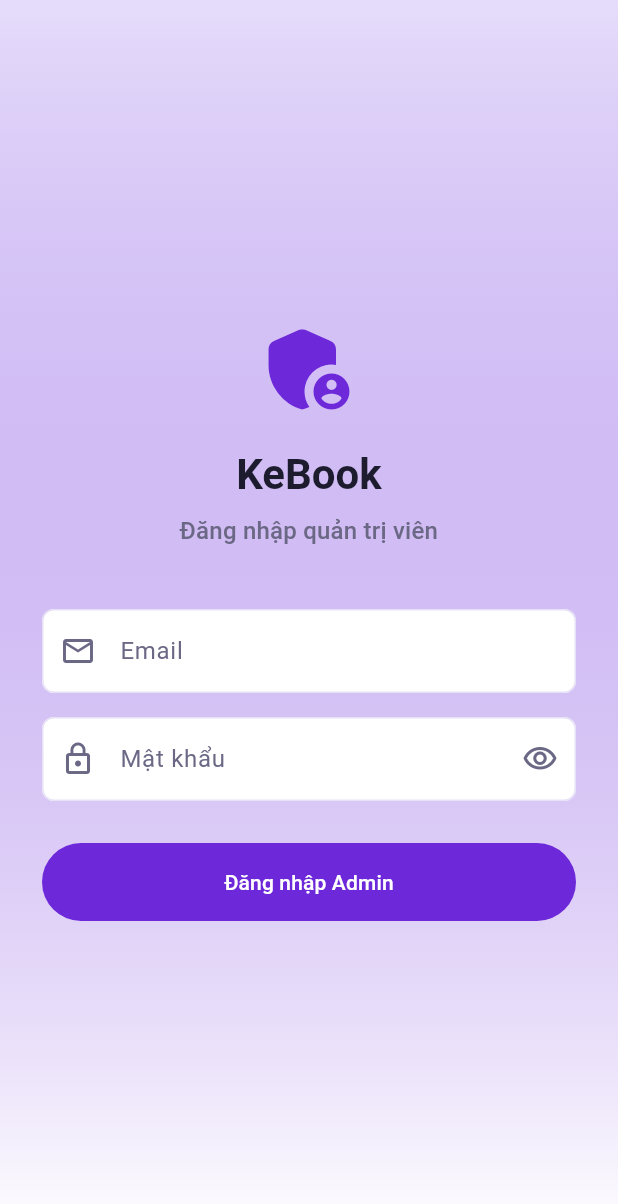
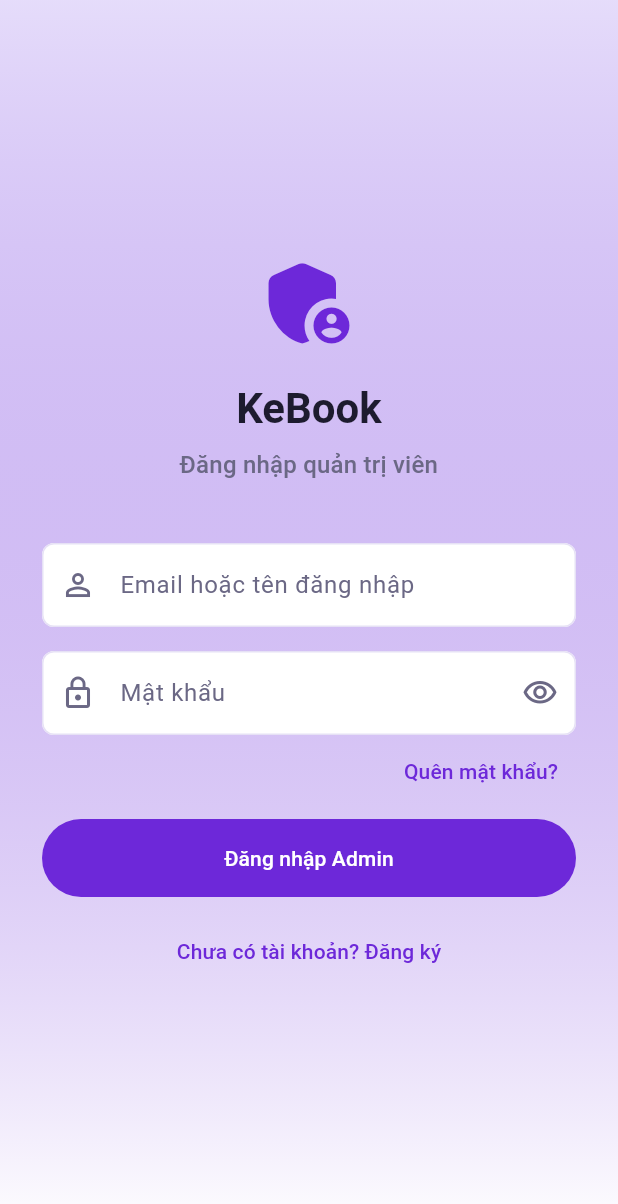
Before and after one commit to cocdeptraihaha/Flutter-ltddnc, a Flutter app: the AdminLoginScreen screen opened directly, after a tap on "Đăng nhập Admin", on a phone screen of 412 x 824 dp. Shown: the top 1204 px of the screen. Run offline on Flutter 3.47's test engine with Material 3 defaults, Android fonts, the phone set to English and light mode, and no system bars; our stand-ins replace dio, flutter_dotenv, flutter_riverpod, flutter_secure_storage; accounts and stored records are empty.

Commit message:
feat(f02): wire admin login to JWT auth and add session restore
Login screen becomes a ConsumerStatefulWidget that calls AuthNotifier.login, routes admins to the home screen and non-admins to the not-authorized screen. On first frame it also runs bootstrap() so a saved JWT skips the login form.

Made-with: Cursor

```diff
--- a/f02/lib/screens/admin_login_screen.dart
+++ b/f02/lib/screens/admin_login_screen.dart
@@ -1,18 +1,55 @@
 import 'package:flutter/material.dart';
+import 'package:flutter_riverpod/flutter_riverpod.dart';
 
-/// Đăng nhập Admin KeBook (superuser) — giao diện form; gọi API backend khi tích hợp.
-class AdminLoginScreen extends StatefulWidget {
+import '../providers/auth_providers.dart';
+import 'admin_home_screen.dart';
+import 'forgot_password_screen.dart';
+import 'not_authorized_screen.dart';
+import 'register_screen.dart';
+
+/// Đăng nhập Admin KeBook — JWT + chặn user không phải superuser.
+class AdminLoginScreen extends ConsumerStatefulWidget {
   const AdminLoginScreen({super.key});
 
   @override
-  State<AdminLoginScreen> createState() => _AdminLoginScreenState();
+  ConsumerState<AdminLoginScreen> createState() => _AdminLoginScreenState();
 }
 
-class _AdminLoginScreenState extends State<AdminLoginScreen> {
+class _AdminLoginScreenState extends ConsumerState<AdminLoginScreen> {
   final _formKey = GlobalKey<FormState>();
   final _emailController = TextEditingController();
   final _passwordController = TextEditingController();
   bool _obscurePassword = true;
+  bool _loading = false;
+  bool _sessionChecked = false;
+
+  static final _emailRe = RegExp(r'^[^@]+@[^@]+\.[^@]+$');
+
+  @override
+  void initState() {
+    super.initState();
+    WidgetsBinding.instance.addPostFrameCallback((_) => _restoreSession());
+  }
+
+  Future<void> _restoreSession() async {
+    if (_sessionChecked || !mounted) return;
+    _sessionChecked = true;
+    final next = await ref.read(authNotifierProvider.notifier).bootstrap();
+    if (!mounted) return;
+    switch (next) {
+      case AuthAdmin():
+        await Navigator.of(context).pushReplacement(
+          MaterialPageRoute<void>(builder: (_) => const AdminHomeScreen()),
+        );
+      case AuthBlocked():
+        await Navigator.of(context).pushReplacement(
+          MaterialPageRoute<void>(builder: (_) => const NotAuthorizedScreen()),
+        );
+      case AuthInitial():
+      case AuthUnauthenticated():
+        break;
+    }
+  }
 
   @override
   void dispose() {
@@ -21,9 +58,33 @@ class _AdminLoginScreenState extends State<AdminLoginScreen> {
     super.dispose();
   }
 
-  void _submit() {
+  Future<void> _submit() async {
     if (_formKey.currentState?.validate() != true) return;
     FocusScope.of(context).unfocus();
+    setState(() => _loading = true);
+    try {
+      final id = _emailController.text.trim();
+      final pass = _passwordController.text;
+      final result =
+          await ref.read(authNotifierProvider.notifier).login(id, pass);
+      if (!mounted) return;
+      switch (result) {
+        case AuthActionAdminOk():
+          await Navigator.of(context).pushReplacement(
+            MaterialPageRoute<void>(builder: (_) => const AdminHomeScreen()),
+          );
+        case AuthActionBlockedUser():
+          await Navigator.of(context).pushReplacement(
+            MaterialPageRoute<void>(builder: (_) => const NotAuthorizedScreen()),
+          );
+        case AuthActionFailed(:final message):
+          ScaffoldMessenger.of(context).showSnackBar(
+            SnackBar(content: Text(message)),
+          );
+      }
+    } finally {
+      if (mounted) setState(() => _loading = false);
+    }
   }
 
   @override
@@ -79,15 +140,16 @@ class _AdminLoginScreenState extends State<AdminLoginScreen> {
                         keyboardType: TextInputType.emailAddress,
                         autofillHints: const [AutofillHints.username],
                         decoration: const InputDecoration(
-                          labelText: 'Email',
+                          labelText: 'Email hoặc tên đăng nhập',
                           hintText: 'admin@kebook.local',
-                          prefixIcon: Icon(Icons.email_outlined),
+                          prefixIcon: Icon(Icons.person_outline),
                         ),
                         validator: (v) {
                           if (v == null || v.trim().isEmpty) {
-                            return 'Nhập email';
+                            return 'Nhập email hoặc tên đăng nhập';
                           }
-                          if (!v.contains('@')) {
+                          final t = v.trim();
+                          if (t.contains('@') && !_emailRe.hasMatch(t)) {
                             return 'Email không hợp lệ';
                           }
                           return null;
@@ -122,13 +184,47 @@ class _AdminLoginScreenState extends State<AdminLoginScreen> {
                           return null;
                         },
                       ),
-                      const SizedBox(height: 28),
+                      Align(
+                        alignment: Alignment.centerRight,
+                        child: TextButton(
+                          onPressed: _loading
+                              ? null
+                              : () {
+                                  Navigator.of(context).push(
+                                    MaterialPageRoute<void>(
+                                      builder: (_) => const ForgotPasswordScreen(),
+                                    ),
+                                  );
+                                },
+                          child: const Text('Quên mật khẩu?'),
+                        ),
+                      ),
+                      const SizedBox(height: 8),
                       FilledButton(
-                        onPressed: _submit,
+                        onPressed: _loading ? null : _submit,
                         style: FilledButton.styleFrom(
                           padding: const EdgeInsets.symmetric(vertical: 16),
                         ),
-                        child: const Text('Đăng nhập Admin'),
+                        child: _loading
+                            ? const SizedBox(
+                                height: 22,
+                                width: 22,
+                                child: CircularProgressIndicator(strokeWidth: 2),
+                              )
+                            : const Text('Đăng nhập Admin'),
+                      ),
+                      const SizedBox(height: 12),
+                      TextButton(
+                        onPressed: _loading
+                            ? null
+                            : () {
+                                Navigator.of(context).push(
+                                  MaterialPageRoute<void>(
+                                    builder: (_) => const RegisterScreen(),
+                                  ),
+                                );
+                              },
+                        child: const Text('Chưa có tài khoản? Đăng ký'),
                       ),
                     ],
                   ),
```
